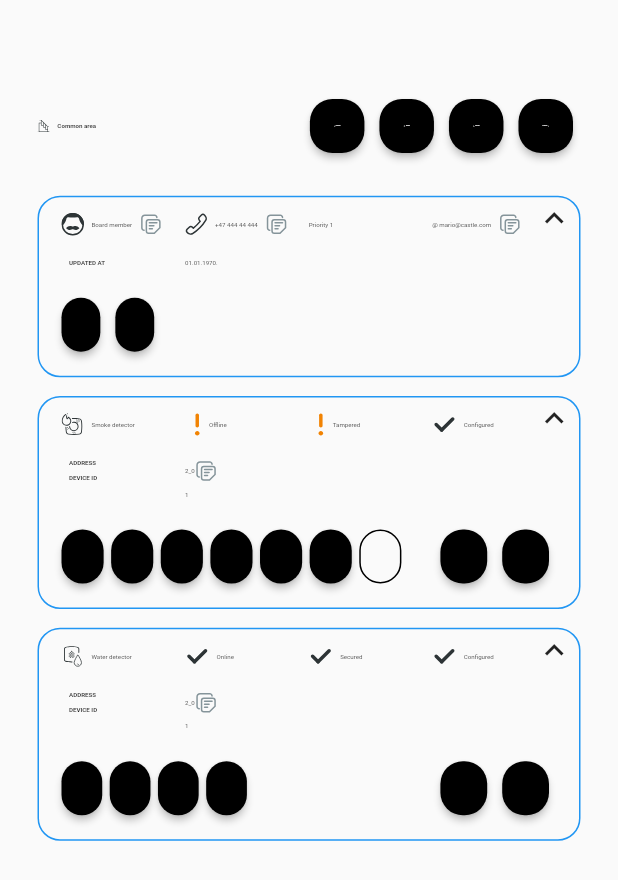
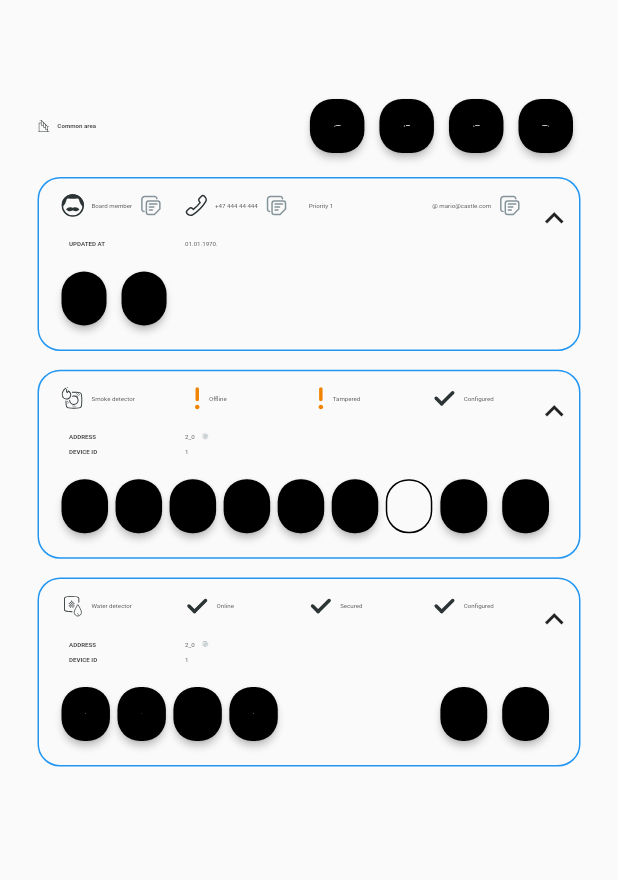
Before and after one commit to emeban44/fh_coding_task, a Flutter app: the screen it shows after launch, on a phone screen of 412 x 824 dp. Shown: the top 880 px of the screen. Run offline on Flutter 3.47's test engine with Material 2 defaults, Android fonts, the phone set to English and light mode, and no system bars; our stand-ins replace flutter_svg.

Commit message:
testing the design on different iPads

```diff
--- a/lib/app/helpers/edge_insets_helper.dart
+++ b/lib/app/helpers/edge_insets_helper.dart
@@ -1,6 +1,6 @@
 import 'package:flutter/material.dart';
 
-const EdgeInsets blueBorderedBoxMargin = EdgeInsets.only(top: 12.5);
+const EdgeInsets blueBorderedBoxMargin = EdgeInsets.only(bottom: 12.5);
 
 const EdgeInsets blueBorderedBoxPadding = EdgeInsets.only(
   top: 10,
--- a/lib/app/view/home/widgets/board_member_box/board_member_button_row.dart
+++ b/lib/app/view/home/widgets/board_member_box/board_member_button_row.dart
@@ -9,7 +9,7 @@ class BoardMemberButtonRow extends StatelessWidget {
   @override
   Widget build(BuildContext context) {
     return SizedBox(
-      width: getHomeColumnWidth(context),
+      width: MediaQuery.of(context).size.width * 0.17,
       child: Row(
         children: [
           CustomRoundedBlackButton(
--- a/lib/app/view/home/widgets/board_member_box/box_body.dart
+++ b/lib/app/view/home/widgets/board_member_box/box_body.dart
@@ -50,6 +50,7 @@ class BoardMemberBoxBody extends StatelessWidget {
             const EmailIconRow('@ mario@castle.com'),
           ],
         ),
+        const BoardMemberButtonRow(),
       ],
     );
   }
@@ -78,8 +79,7 @@ class BoardMemberBoxBody extends StatelessWidget {
           BoardMemberIconRow(),
           SizedBox(height: 15),
           BoldText('UPDATED AT'),
-          SizedBox(height: 5),
-          BoardMemberButtonRow(),
+          SizedBox(height: 0),
         ],
       ),
     );
--- a/lib/app/view/home/widgets/smoke_detector_box/box_body.dart
+++ b/lib/app/view/home/widgets/smoke_detector_box/box_body.dart
@@ -5,6 +5,7 @@ import 'package:fh_home_coding_task/app/view/home/widgets/bold_text.dart';
 import 'package:fh_home_coding_task/app/view/home/widgets/positioned_arrow_up.dart';
 import 'package:fh_home_coding_task/app/view/home/widgets/smoke_detector_box/smoke_detector_button_row.dart';
 import 'package:fh_home_coding_task/app/view/widget_library/custom_divider_space.dart';
+import 'package:fh_home_coding_task/app/view/widget_library/detector_data_row.dart';
 import 'package:fh_home_coding_task/app/view/widget_library/detector_status_row.dart';
 import 'package:flutter/material.dart';
 import 'package:flutter_svg/svg.dart';
@@ -45,7 +46,7 @@ class SmokeDetectorBoxBody extends StatelessWidget {
             const DetectorStatusRow(status: 'Configured'),
           ],
         ),
-        const SizedBox(height: 5),
+        //const SizedBox(height: 5),
         const SmokeDetectorButtonRow(),
       ],
     );
@@ -78,22 +79,11 @@ class SmokeDetectorBoxBody extends StatelessWidget {
         children: [
           const DetectorStatusRow(status: 'Offline'),
           const SizedBox(height: 15),
-          _buildAddressDataRow(context),
+          const DetectorDataRow('2_0'),
           const SizedBox(height: 5),
           Text('1', style: getBodyTextStyle(context)),
         ],
       ),
     );
   }
-
-  Widget _buildAddressDataRow(BuildContext context) {
-    return Row(
-      mainAxisAlignment: MainAxisAlignment.start,
-      children: [
-        Text('2_0', style: getBodyTextStyle(context)),
-        const SizedBox(height: 5),
-        SvgPicture.asset('assets/copy.svg'),
-      ],
-    );
-  }
 }
--- a/lib/app/view/home/widgets/smoke_detector_box/smoke_detector_button_row.dart
+++ b/lib/app/view/home/widgets/smoke_detector_box/smoke_detector_button_row.dart
@@ -22,7 +22,7 @@ class SmokeDetectorButtonRow extends StatelessWidget {
 
   Widget _buildLeftButtonRow(BuildContext context) {
     return SizedBox(
-      width: MediaQuery.of(context).size.width * 0.55,
+      width: MediaQuery.of(context).size.width * 0.6,
       child: Row(
         children: [
           CustomRoundedBlackButton(
--- a/lib/app/view/home/widgets/water_detector_box/box_body.dart
+++ b/lib/app/view/home/widgets/water_detector_box/box_body.dart
@@ -5,6 +5,7 @@ import 'package:fh_home_coding_task/app/view/home/widgets/box_icon_title_row.dar
 import 'package:fh_home_coding_task/app/view/home/widgets/positioned_arrow_up.dart';
 import 'package:fh_home_coding_task/app/view/home/widgets/water_detector_box/water_detector_button_row.dart';
 import 'package:fh_home_coding_task/app/view/widget_library/custom_divider_space.dart';
+import 'package:fh_home_coding_task/app/view/widget_library/detector_data_row.dart';
 import 'package:fh_home_coding_task/app/view/widget_library/detector_status_row.dart';
 import 'package:flutter/material.dart';
 import 'package:flutter_svg/flutter_svg.dart';
@@ -45,7 +46,7 @@ class WaterDetectorBoxBody extends StatelessWidget {
             const DetectorStatusRow(status: 'Configured'),
           ],
         ),
-        const SizedBox(height: 5),
+        //const SizedBox(height: 5),
         const WaterDetectorButtonRow(),
       ],
     );
@@ -78,22 +79,11 @@ class WaterDetectorBoxBody extends StatelessWidget {
         children: [
           const DetectorStatusRow(status: 'Online'),
           const SizedBox(height: 15),
-          _buildAddressDataRow(context),
+          const DetectorDataRow('2_0'),
           const SizedBox(height: 5),
           Text('1', style: getBodyTextStyle(context)),
         ],
       ),
     );
   }
-
-  Widget _buildAddressDataRow(BuildContext context) {
-    return Row(
-      mainAxisAlignment: MainAxisAlignment.start,
-      children: [
-        Text('2_0', style: getBodyTextStyle(context)),
-        const SizedBox(height: 5),
-        SvgPicture.asset('assets/copy.svg'),
-      ],
-    );
-  }
 }
--- a/lib/app/view/home/widgets/water_detector_box/water_detector_button_row.dart
+++ b/lib/app/view/home/widgets/water_detector_box/water_detector_button_row.dart
@@ -13,7 +13,7 @@ class WaterDetectorButtonRow extends StatelessWidget {
         mainAxisAlignment: MainAxisAlignment.spaceBetween,
         children: [
           SizedBox(
-            width: MediaQuery.of(context).size.width * 0.3,
+            width: MediaQuery.of(context).size.width * 0.35,
             child: Row(
               children: [
                 CustomRoundedBlackButton(
--- /dev/null
+++ b/lib/app/view/widget_library/detector_data_row.dart
@@ -0,0 +1,22 @@
+import 'package:fh_home_coding_task/app/theme/theme_data.dart';
+import 'package:flutter/material.dart';
+import 'package:flutter_svg/flutter_svg.dart';
+
+class DetectorDataRow extends StatelessWidget {
+  const DetectorDataRow(this.data, {Key? key}) : super(key: key);
+  final String data;
+  @override
+  Widget build(BuildContext context) {
+    return Row(
+      mainAxisAlignment: MainAxisAlignment.start,
+      children: [
+        Text(data, style: getBodyTextStyle(context)),
+        const SizedBox(width: 5),
+        SvgPicture.asset(
+          'assets/copy.svg',
+          width: MediaQuery.of(context).size.width * 0.01,
+        ),
+      ],
+    );
+  }
+}
```
